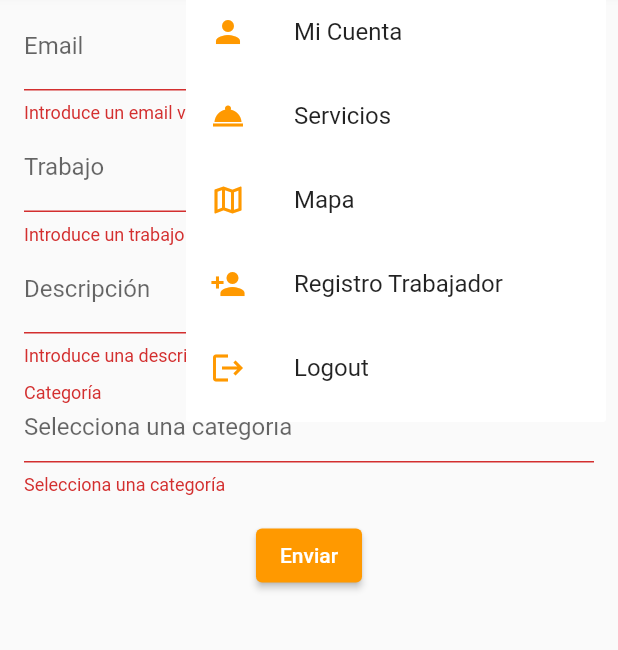
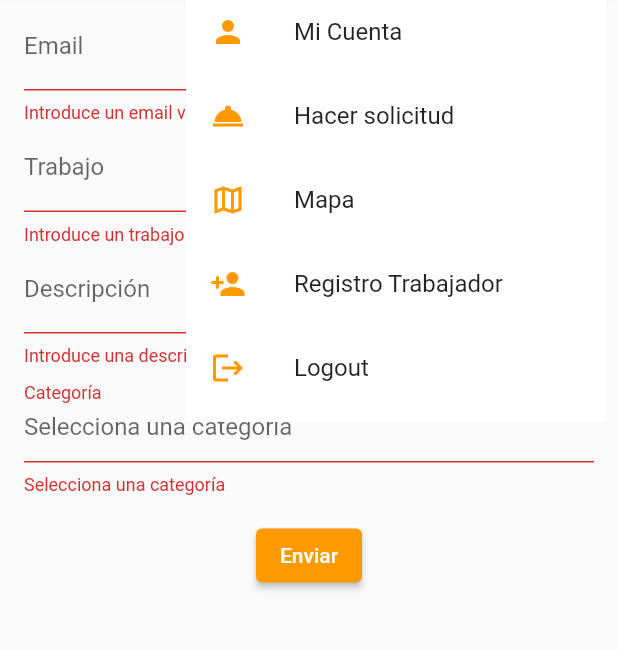
Before and after one commit to OmarNova/ServiceApp, a Flutter app: the SocioScreen screen opened directly, after a tap on "Enviar", after a tap on the "menu" icon, on a phone screen of 412 x 824 dp, the part 106-756 px from its top. Run offline on Flutter 3.47's test engine with Material 2 defaults, Android fonts, the phone set to English and light mode, and no system bars; our stand-ins replace jwt_decoder, shared_preferences; accounts and stored records are empty; network calls fail.

Commit message:
AppBar DropDown Menu Changes.

```diff
--- a/service_app/lib/customwidgets/custom_appbar.dart
+++ b/service_app/lib/customwidgets/custom_appbar.dart
@@ -84,7 +84,7 @@ class _CustomDropdownState extends State<CustomDropdown> {
           child: ListTile(
             leading:
                 Icon(Icons.room_service, color: Color.fromRGBO(255, 153, 0, 1)),
-            title: Text('Servicios'),
+            title: Text('Hacer solicitud'),
           ),
         ),
         const PopupMenuItem<String>(
```
